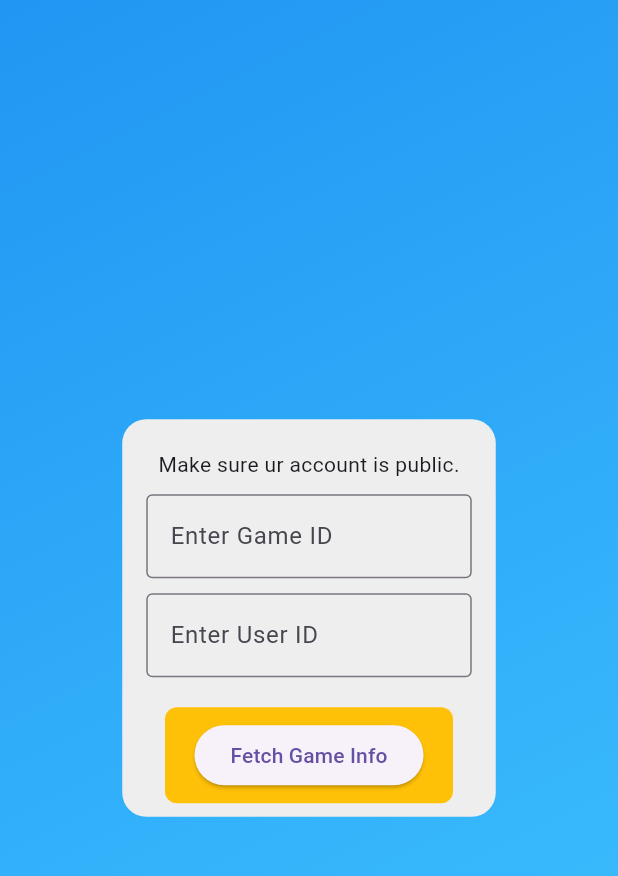
After one commit to Samqwe123/flutter_ai_app, a Flutter app: the GamePage screen opened directly, on a phone screen of 412 x 824 dp. The commit adds this screen. Shown: the top 876 px of the screen. Run offline on Flutter 3.47's test engine with Material 3 defaults, Android fonts, the light colour scheme and no system bars; our stand-ins replace cloud_firestore, firebase_auth, firebase_core, google_nav_bar; accounts and stored records are empty.

Commit message:
Update with backend proxy , fetch RT user game achivements using API

```diff
--- a/lib/models/favorite.dart
+++ b/lib/models/favorite.dart
@@ -1,40 +1,96 @@
+import 'package:cloud_firestore/cloud_firestore.dart';
 import 'package:e_commerce/models/image.dart';
+import 'package:firebase_auth/firebase_auth.dart';
 import 'package:flutter/material.dart';
 
 // ignore: camel_case_types
-class favoriteImage extends ChangeNotifier{
+class favoriteImage extends ChangeNotifier {
   // list of shoes for sale
   List<ImageModel> imageShop = [
-    ImageModel(name: 'WH123', price: "322", description: "experience the peak", imagePath: 'lib/images/speaker.png'),
-    ImageModel(name: 'YT577', price: "766", description: "worth for ur life", imagePath: 'lib/images/Vands.png'),
-    ImageModel(name: 'WH005', price: "1233", description: "experience every lyrics in details", imagePath: 'lib/images/WH.png'),
-    ImageModel(name: 'WH007', price: "priceless", description: "cool!", imagePath: 'lib/images/clown1.png'),
+    ImageModel(
+      id: '01',
+      name: 'WH123',
+      price: "322",
+      description: "experience the peak",
+      imagePath: 'lib/images/speaker.png',
+    ),
+    ImageModel(
+      id: '02',
+      name: 'YT577',
+      price: "766",
+      description: "worth for ur life",
+      imagePath: 'lib/images/Vands.png',
+    ),
+    ImageModel(
+      id: '03',
+      name: 'WH005',
+      price: "1233",
+      description: "experience every lyrics in details",
+      imagePath: 'lib/images/WH.png',
+    ),
+    ImageModel(
+      id: '04',
+      name: 'WH007',
+      price: "priceless",
+      description: "cool!",
+      imagePath: 'lib/images/clown1.png',
+    ),
   ];
 
-  List<ImageModel> getImageList(){
+  Future<void> fetchUserCart() async {
+    final userId = FirebaseAuth.instance.currentUser?.uid;
+    if (userId != null){
+      final snapshot = await FirebaseFirestore.instance.collection('users').doc(userId).collection('cart').get();
+
+      userCart = snapshot.docs.map((doc) {
+        final data = doc.data();
+        return ImageModel(
+          id: data['id'],
+          name: data['name'],
+          price: data['price'],
+          description: data['description'],
+          imagePath: data['imagePath'],
+        );
+      }).toList();
+
+      notifyListeners();
+    }
+  }
+
+  List<ImageModel> getImageList() {
     return imageShop;
   }
 
   // list of items in user cart
   List<ImageModel> userCart = [];
 
+  // get cart
+  List<ImageModel> getUserCart() {
 
-  // get cart
-  List<ImageModel> getUserCart(){
     return userCart;
   }
 
   // add items to cart
 
-  void addItemToCart(ImageModel image){
+  void addItemToCart(ImageModel image) {
     userCart.add(image);
     notifyListeners();
   }
 
   // remove item from cart
-  void removeItemInCart(ImageModel image){
+  void removeItemInCart(ImageModel image) async {
     userCart.remove(image);
     notifyListeners();
+
+    final userId = FirebaseAuth.instance.currentUser!.uid;
+
+    if (userId != null) {
+      await FirebaseFirestore.instance
+          .collection('users')
+          .doc(userId)
+          .collection('cart')
+          .doc(image.id)
+          .delete();
+    }
   }
-
 }
--- a/lib/models/image.dart
+++ b/lib/models/image.dart
@@ -1,12 +1,14 @@
 import 'package:flutter/material.dart';
 
 class ImageModel{
+  final String id;
   final String name;
   final String price;
   final String imagePath;
   final String description;
 
   ImageModel({
+    required this.id,
     required this.name,
     required this.price,
     required this.description,
--- /dev/null
+++ b/lib/pages/game_test.dart
@@ -0,0 +1,103 @@
+import 'package:e_commerce/pages/info_page.dart';
+import 'package:flutter/material.dart';
+import 'package:http/http.dart' as http;
+import 'dart:convert';
+
+class GamePage extends StatefulWidget {
+  const GamePage({super.key});
+
+  @override
+  State<GamePage> createState() => _GamePageState();
+
+
+}
+
+class _GamePageState extends State<GamePage> {
+  final TextEditingController _controller = TextEditingController();
+  final TextEditingController _controller2 = TextEditingController();
+
+
+
+  @override
+  Widget build(BuildContext context) {
+    return Scaffold(
+      body: Container(
+        decoration: BoxDecoration(
+          gradient: LinearGradient(
+            colors: [Colors.blue, Colors.lightBlueAccent],
+            begin: Alignment.topLeft,
+            end: Alignment.bottomRight,
+          ),
+        ),
+        child: Center(
+          child: Container(
+            width: 249,
+            height: 265,
+            decoration: BoxDecoration(
+              color: Colors.grey[200],
+              borderRadius: BorderRadius.circular(16),
+            ),
+            child: Column(
+              mainAxisAlignment: MainAxisAlignment.start,
+              children: [
+                SizedBox(height: 20),
+
+                Column(
+                  children: [
+                    Padding(
+                      padding: const EdgeInsets.only(left: 12.0,right: 12.0),
+                      child: Text('Make sure ur account is public.'),
+                    ),
+                    SizedBox(height: 10),
+                    Padding(
+                      padding: const EdgeInsets.symmetric(horizontal: 16),
+                      child: TextField(
+                        controller: _controller,
+                        decoration: InputDecoration(
+                          labelText: 'Enter Game ID',
+                          border: OutlineInputBorder(),
+                        ),
+                      ),
+                    ),
+                    SizedBox(height: 10),
+                    Padding(
+                      padding: const EdgeInsets.symmetric(horizontal: 16),
+                      child: TextField(
+                        controller: _controller2,
+                        decoration: InputDecoration(
+                          labelText: 'Enter User ID',
+                          border: OutlineInputBorder(),
+                        ),
+                      ),
+                    ),
+                  ],
+                ),
+                SizedBox(height: 20),
+                Container(
+                  width: 192,
+                  height: 64,
+                  decoration: BoxDecoration(
+                    color: Colors.amber,
+                    borderRadius: BorderRadius.circular(8),
+                  ),
+                  child: Column(
+                    mainAxisAlignment: MainAxisAlignment.center,
+                    children: [
+                      ElevatedButton(
+                        onPressed: () {
+                           // Updated SteamID from provided profile
+                          Navigator.push(context, MaterialPageRoute(builder: (context) => InfoPage(controller: _controller, controller2: _controller2)));
+                        },
+                        child: Text('Fetch Game Info'),
+                      ),
+                    ],
+                  ),
+                ),
+              ],
+            ),
+          ),
+        ),
+      ),
+    );
+  }
+}
--- a/pubspec.yaml
+++ b/pubspec.yaml
@@ -31,6 +31,7 @@ dependencies:
   flutter:
     sdk: flutter
   http: ^1.5.0
+  flutter_dotenv: ^6.0.0
 
   # The following adds the Cupertino Icons font to your application.
   # Use with the CupertinoIcons class for iOS style icons.
@@ -39,6 +40,7 @@ dependencies:
   provider:
   firebase_core: ^4.0.0
   firebase_auth: ^6.0.1
+  cloud_firestore: ^6.0.1
 
 
 dev_dependencies:
```
Also changed, not shown: lib/pages/cart_page.dart (+9 -0 lines), lib/pages/home_page.dart (+13 -2 lines), lib/pages/info_page.dart (added, +152 -0 lines), lib/pages/shop_page.dart (+13 -2 lines), firebase.json, pubspec.lock, 10 other files.
